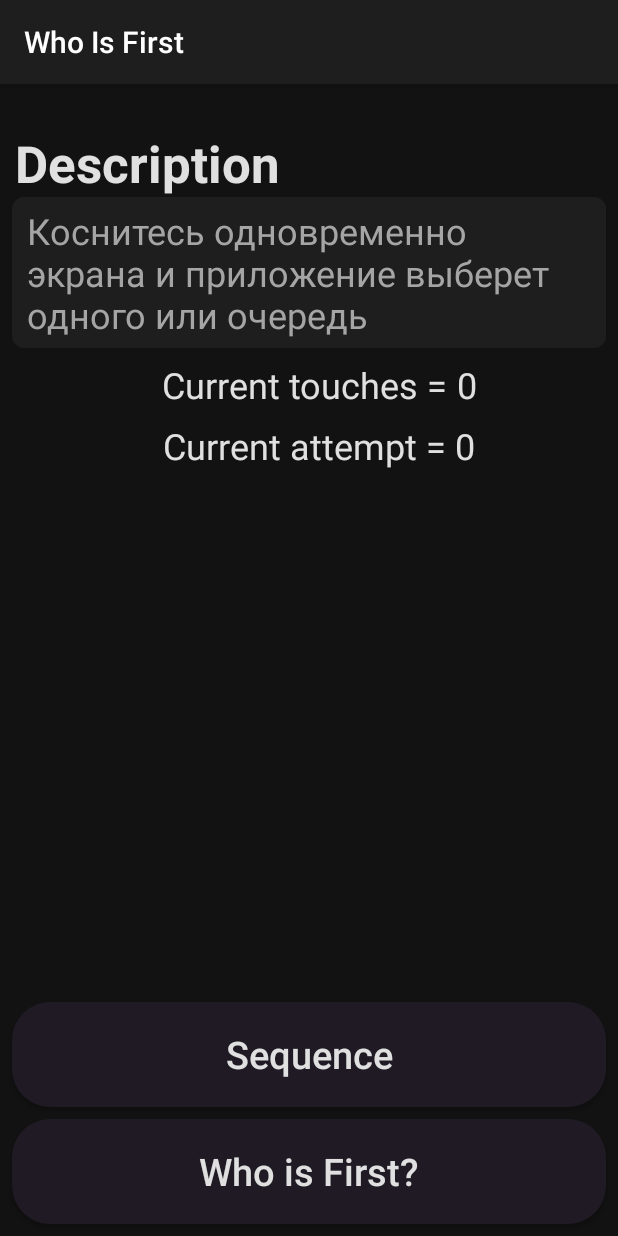
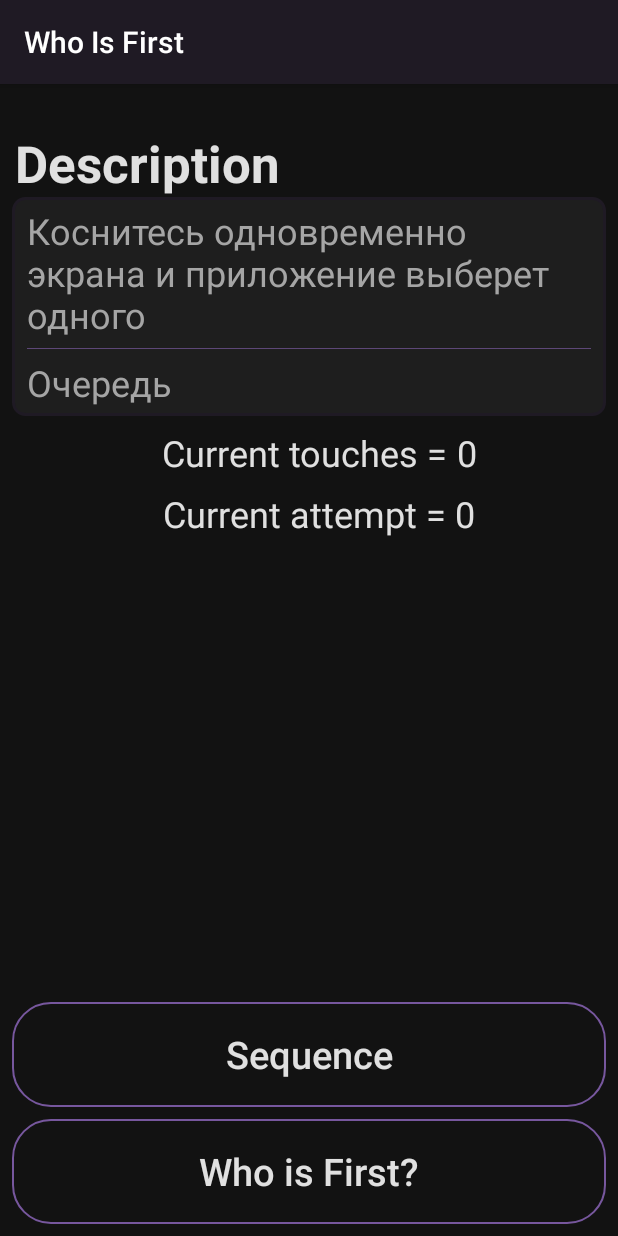
Before and after one commit to kamikadze328/whoIsTheFirst, an Android app: the screen it shows after launch (MainActivity), on a phone screen of 412 x 824 dp. Run offline under Robolectric (Android 15) with nearby library versions, the phone set to English and light mode, and no system bars.

Commit message:
fix design

```diff
--- a/app/src/main/res/drawable/background_for_text.xml
+++ b/app/src/main/res/drawable/background_for_text.xml
@@ -1,9 +1,9 @@
 <?xml version="1.0" encoding="utf-8"?>
 <shape xmlns:android="http://schemas.android.com/apk/res/android"
     android:shape="rectangle">
-    <!--
-        <stroke android:color="@color/customButton" android:width="1dp"/>
-    -->
+
+        <stroke android:color="@color/colorDarkPurple" android:width="2dp"/>
+
     <solid android:color="@color/colorBackgroundForText" />
     <corners android:radius="8dp"/>
 
--- a/app/src/main/res/drawable/custom_button.xml
+++ b/app/src/main/res/drawable/custom_button.xml
@@ -1,4 +1,5 @@
 <?xml version="1.0" encoding="utf-8"?>
-<ripple xmlns:android="http://schemas.android.com/apk/res/android" android:color="?android:colorControlHighlight">
+<ripple xmlns:android="http://schemas.android.com/apk/res/android"
+    android:color="@color/colorButton">
     <item android:drawable="@drawable/shape_of_custom_button" />
 </ripple>
--- a/app/src/main/res/drawable/shape_of_custom_button.xml
+++ b/app/src/main/res/drawable/shape_of_custom_button.xml
@@ -1,10 +1,10 @@
 <?xml version="1.0" encoding="utf-8"?>
 <shape xmlns:android="http://schemas.android.com/apk/res/android"
     android:shape="rectangle">
-<!--
-    <stroke android:color="@color/customButton" android:width="1dp"/>
--->
-    <solid android:color="@color/colorDarkPurple" />
+
+    <stroke android:color="@color/colorButton" android:width="1dp"/>
+
+    <solid android:color="@color/colorPrimaryDark" />
     <corners android:radius="25dp"/>
 
 </shape>
--- a/app/src/main/res/layout/activity_main.xml
+++ b/app/src/main/res/layout/activity_main.xml
@@ -13,8 +13,10 @@
         android:layout_marginBottom="8dp"
         app:layout_constraintBottom_toTopOf="@+id/startSequenceButton"
         app:layout_constraintEnd_toEndOf="parent"
+        app:layout_constraintHorizontal_bias="0.0"
         app:layout_constraintStart_toStartOf="parent"
-        app:layout_constraintTop_toTopOf="parent">
+        app:layout_constraintTop_toTopOf="parent"
+        app:layout_constraintVertical_bias="0.0">
 
         <androidx.constraintlayout.widget.ConstraintLayout
             android:layout_width="match_parent"
@@ -35,26 +37,55 @@
                 app:layout_constraintStart_toStartOf="parent"
                 app:layout_constraintTop_toTopOf="parent" />
 
-            <TextView
-                android:id="@+id/initialMessage"
+            <LinearLayout
+                android:id="@+id/descriptionLayout"
                 android:layout_width="0dp"
                 android:layout_height="wrap_content"
                 android:layout_marginStart="8dp"
                 android:layout_marginEnd="8dp"
                 android:background="@drawable/background_for_text"
-                android:hapticFeedbackEnabled="false"
-                android:paddingStart="10dp"
-                android:paddingEnd="10dp"
-                android:paddingTop="6dp"
-                android:paddingBottom="6dp"
-                android:text="@string/mainTextView"
-                android:textAppearance="@style/TextAppearance.AppCompat.Body1"
-                android:textColor="@color/colorText"
-                android:textSize="24sp"
+                android:orientation="vertical"
                 app:layout_constraintEnd_toEndOf="parent"
                 app:layout_constraintHorizontal_bias="0.0"
                 app:layout_constraintStart_toStartOf="parent"
-                app:layout_constraintTop_toBottomOf="@+id/helloInitial" />
+                app:layout_constraintTop_toBottomOf="@+id/helloInitial">
+
+                <TextView
+                    android:id="@+id/descriptionWhoIsFirst"
+                    android:layout_width="match_parent"
+                    android:layout_height="wrap_content"
+                    android:layout_weight="1"
+                    android:paddingStart="10dp"
+                    android:paddingTop="6dp"
+                    android:paddingEnd="10dp"
+                    android:paddingBottom="6dp"
+                    android:text="@string/helpWhoIsFirst"
+                    android:textAppearance="@style/TextAppearance.AppCompat.Body1"
+                    android:textColor="@color/colorText"
+                    android:textSize="24sp" />
+
+                <View
+                    android:layout_width="match_parent"
+                    android:layout_height="0.4dp"
+                    android:background="@color/colorDivider"
+                    android:padding="2dp"
+                    android:layout_marginStart="10dp"
+                    android:layout_marginEnd="10dp"/>
+
+                <TextView
+                    android:id="@+id/descriptionSequence"
+                    android:layout_width="match_parent"
+                    android:layout_height="wrap_content"
+                    android:layout_weight="1"
+                    android:paddingStart="10dp"
+                    android:paddingTop="6dp"
+                    android:paddingEnd="10dp"
+                    android:paddingBottom="6dp"
+                    android:text="@string/helpSequence"
+                    android:textAppearance="@style/TextAppearance.AppCompat.Body1"
+                    android:textColor="@color/colorText"
+                    android:textSize="24sp" />
+            </LinearLayout>
 
             <TextView
                 android:id="@+id/currentTouchesMainTextView"
@@ -67,7 +98,7 @@
                 app:layout_constraintEnd_toEndOf="parent"
                 app:layout_constraintHorizontal_bias="0.5"
                 app:layout_constraintStart_toStartOf="parent"
-                app:layout_constraintTop_toBottomOf="@+id/initialMessage" />
+                app:layout_constraintTop_toBottomOf="@+id/descriptionLayout" />
 
             <TextView
                 android:id="@+id/currentTouchesTextView"
@@ -77,7 +108,7 @@
                 android:textColor="@color/colorTextOnDark"
                 android:textSize="24sp"
                 app:layout_constraintStart_toEndOf="@+id/currentTouchesMainTextView"
-                app:layout_constraintTop_toBottomOf="@+id/initialMessage" />
+                app:layout_constraintTop_toBottomOf="@+id/descriptionLayout" />
 
             <TextView
                 android:id="@+id/currentAttemptMainTextView"
@@ -103,6 +134,7 @@
                 app:layout_constraintTop_toBottomOf="@+id/currentTouchesMainTextView" />
         </androidx.constraintlayout.widget.ConstraintLayout>
     </ScrollView>
+
     <Button
         android:id="@+id/startSequenceButton"
         android:layout_width="0dp"
--- a/app/src/main/res/values/colors.xml
+++ b/app/src/main/res/values/colors.xml
@@ -7,7 +7,7 @@
     <color name="colorDarkPurple">#1f1a24</color>
 
     <color name="colorButton">#99BB86FC</color>
-    <color name="colorTextLabelApp">#B87FFF</color>
+    <color name="colorDivider">#66BB86FC</color>
 
     <color name="colorTextOnDark">#e0e0e0</color>
     <color name="colorText">#a5a5a5</color>
--- a/app/src/main/res/values/styles.xml
+++ b/app/src/main/res/values/styles.xml
@@ -1,7 +1,7 @@
 <resources>
 
     <style name="AppTheme" parent="Theme.AppCompat.Light.DarkActionBar">
-        <item name="colorPrimary">@color/colorPrimary</item>
+        <item name="colorPrimary">@color/colorDarkPurple</item>
         <item name="colorPrimaryDark">@color/colorPrimaryDark</item>
         <item name="colorAccent">@color/colorAccent</item>
         <item name="android:windowBackground">@color/colorPrimaryDark</item>
```
